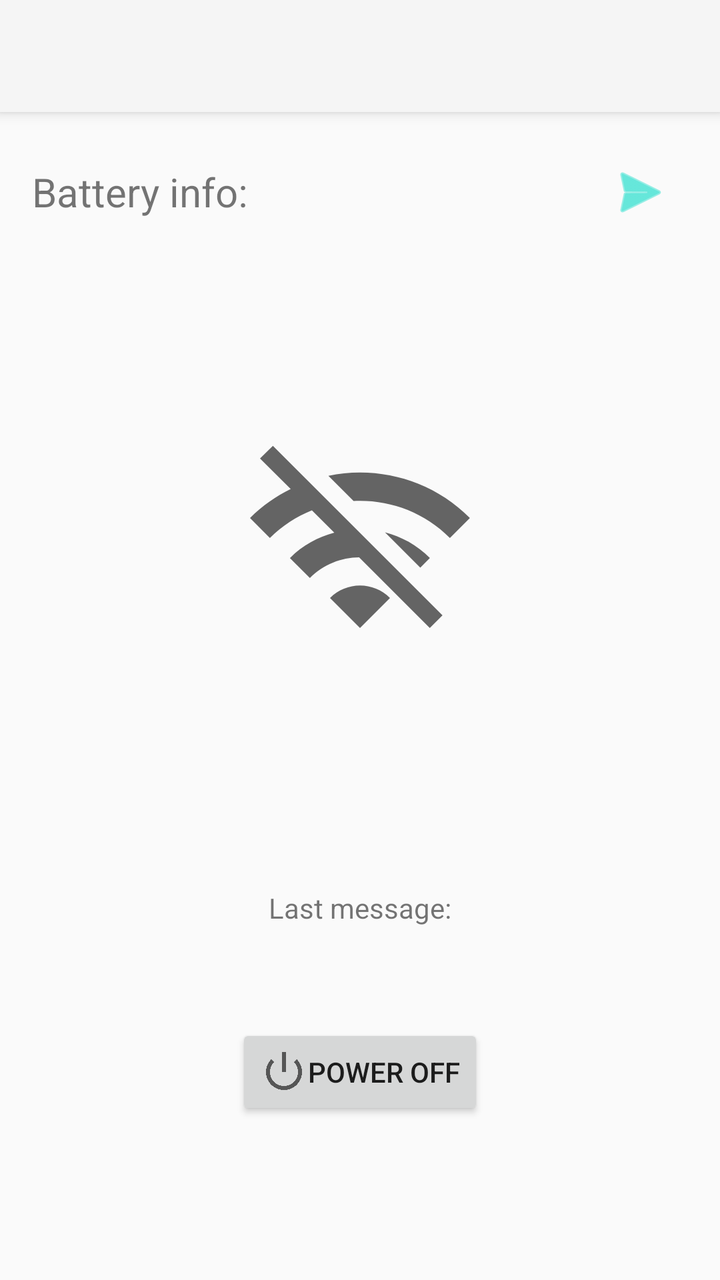
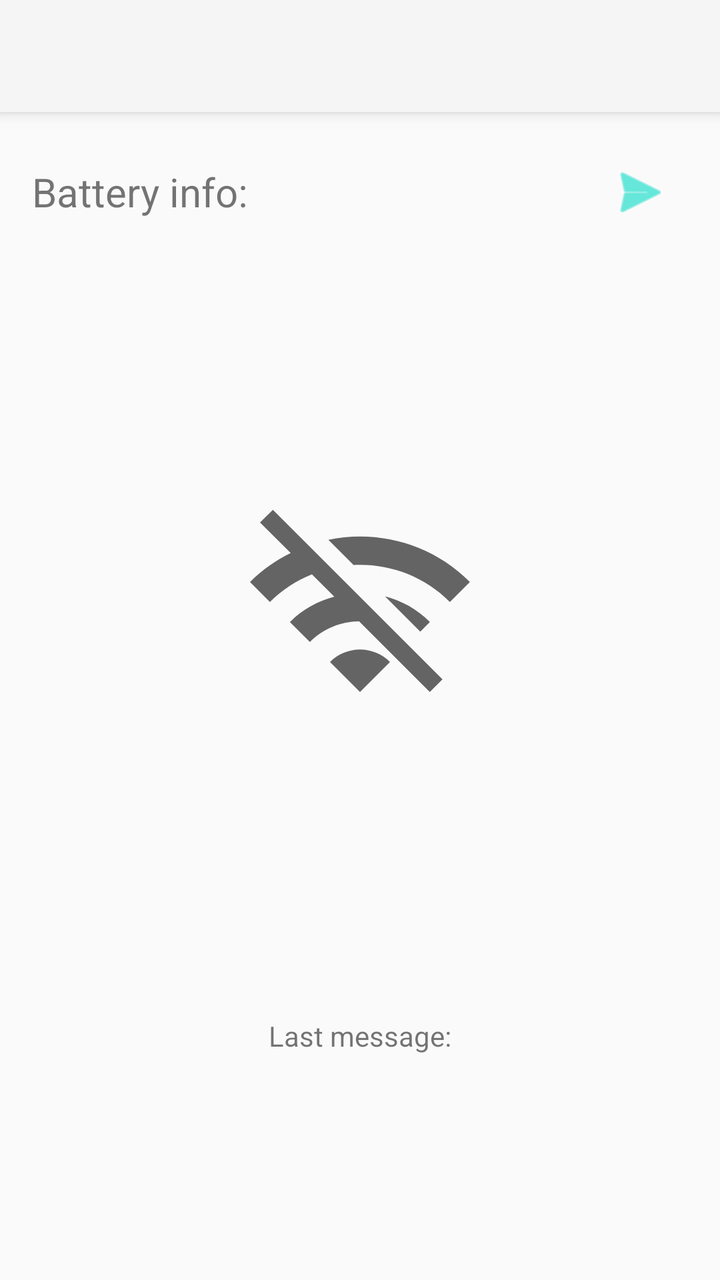

An Android layout rendered at two revisions. The XML below is the earlier revision; the diff shows what the commit changed to produce the second picture.
<!-- AndroidManifest.xml: application theme AppTheme -->
<!-- res/layout/activity_main.xml -->
<?xml version="1.0" encoding="utf-8"?>
<android.support.constraint.ConstraintLayout
    xmlns:android="http://schemas.android.com/apk/res/android"
    xmlns:app="http://schemas.android.com/apk/res-auto"
    xmlns:tools="http://schemas.android.com/tools"
    android:layout_width="match_parent"
    android:layout_height="match_parent">

    
    <android.support.v7.widget.Toolbar
        android:id="@+id/toolbar"
        android:layout_width="match_parent"
        android:layout_height="?attr/actionBarSize"
        android:background="?attr/colorPrimary"
        android:elevation="4dp"
        app:popupTheme="@style/ThemeOverlay.AppCompat.Dark"
        android:title="Battery Status"
        app:layout_constraintTop_toTopOf="parent"
        app:layout_constraintStart_toStartOf="parent"
        app:layout_constraintEnd_toEndOf="parent"/>

    
    <RelativeLayout
        android:id="@+id/batteryHeader"
        android:layout_width="0dp"
        android:layout_height="wrap_content"
        android:padding="16dp"
        app:layout_constraintTop_toBottomOf="@id/toolbar"
        app:layout_constraintStart_toStartOf="parent"
        app:layout_constraintEnd_toEndOf="parent">

        <TextView
            android:id="@+id/textViewBatteryStatus"
            android:layout_width="wrap_content"
            android:layout_height="wrap_content"
            android:layout_alignParentStart="true"
            android:layout_centerVertical="true"
            android:layout_toStartOf="@+id/sendNowButton"
            android:text="Battery info:"
            android:textSize="20sp" />

        <ImageButton
            android:id="@+id/sendNowButton"
            android:layout_width="48dp"
            android:layout_height="48dp"
            android:layout_alignParentEnd="true"
            android:layout_centerVertical="true"
            android:background="?attr/selectableItemBackgroundBorderless"
            android:contentDescription="Send now"
            android:scaleType="centerInside"
            android:src="@android:drawable/ic_menu_send"
            android:tint="@color/teal_200" />
    </RelativeLayout>

    
    <TextView
        android:id="@+id/lastMqttMessage"
        android:layout_width="0dp"
        android:layout_height="wrap_content"
        android:layout_marginHorizontal="24dp"
        android:layout_marginBottom="16dp"
        android:gravity="center"
        android:minLines="5"
        android:text="Last message:"
        android:textSize="14sp"
        app:layout_constraintBottom_toTopOf="@id/stopButton"
        app:layout_constraintStart_toStartOf="parent"
        app:layout_constraintEnd_toEndOf="parent" />

    
    <Button
        android:id="@+id/stopButton"
        android:layout_width="wrap_content"
        android:layout_height="wrap_content"
        android:layout_marginBottom="80dp"
        android:drawableLeft="@android:drawable/ic_lock_power_off"
        android:gravity="center"
        android:padding="12dp"
        android:text="Power off"
        app:layout_constraintBottom_toBottomOf="parent"
        app:layout_constraintStart_toStartOf="parent"
        app:layout_constraintEnd_toEndOf="parent" />

    
    <ImageView
        android:id="@+id/connectionStatusImageView"
        android:layout_width="wrap_content"
        android:layout_height="wrap_content"
        android:scaleType="center"
        android:scaleX="5"
        android:scaleY="5"
        app:srcCompat="@drawable/ic_baseline_wifi_off_24"
        app:layout_constraintTop_toBottomOf="@id/batteryHeader"
        app:layout_constraintBottom_toTopOf="@id/lastMqttMessage"
        app:layout_constraintStart_toStartOf="parent"
        app:layout_constraintEnd_toEndOf="parent" />

    <TextView
        android:id="@+id/versionTextView"
        android:layout_width="wrap_content"
        android:layout_height="wrap_content"
        android:layout_margin="8dp"
        android:textAlignment="viewEnd"
        android:textSize="10sp"
        app:layout_constraintBottom_toBottomOf="parent"
        app:layout_constraintEnd_toEndOf="parent" />

</android.support.constraint.ConstraintLayout>
<!-- resources referenced by this layout -->
<resources>
  <color name="teal_200">#FF03DAC5</color>
  <!-- drawable ic_baseline_wifi_off_24 (drawable) -->
  <vector xmlns:android="http://schemas.android.com/apk/res/android"
      android:width="24dp"
      android:height="24dp"
      android:viewportWidth="24"
      android:viewportHeight="24"
      android:tint="?attr/colorControlNormal">
    <path
        android:fillColor="@android:color/white"
        android:pathData="M22.99,9C19.15,5.16 13.8,3.76 8.84,4.78l2.52,2.52c3.47,-0.17 6.99,1.05 9.63,3.7l2,-2zM18.99,13c-1.29,-1.29 -2.84,-2.13 -4.49,-2.56l3.53,3.53 0.96,-0.97zM2,3.05L5.07,6.1C3.6,6.82 2.22,7.78 1,9l1.99,2c1.24,-1.24 2.67,-2.16 4.2,-2.77l2.24,2.24C7.81,10.89 6.27,11.73 5,13v0.01L6.99,15c1.36,-1.36 3.14,-2.04 4.92,-2.06L18.98,20l1.27,-1.26L3.29,1.79 2,3.05zM9,17l3,3 3,-3c-1.65,-1.66 -4.34,-1.66 -6,0z"/>
  </vector>
  <style name="AppTheme" parent="Theme.AppCompat.DayNight.NoActionBar">
          
          <item name="windowActionBar">false</item>
          <item name="windowNoTitle">true</item>
      </style>
</resources>

<!-- the commit's change to res/layout/activity_main.xml (unified diff, before → after) -->
@@ -58,25 +58,11 @@
         android:layout_width="0dp"
         android:layout_height="wrap_content"
         android:layout_marginHorizontal="24dp"
-        android:layout_marginBottom="16dp"
+        android:layout_marginBottom="80dp"
         android:gravity="center"
         android:minLines="5"
         android:text="Last message:"
         android:textSize="14sp"
-        app:layout_constraintBottom_toTopOf="@id/stopButton"
-        app:layout_constraintStart_toStartOf="parent"
-        app:layout_constraintEnd_toEndOf="parent" />
-
-    
-    <Button
-        android:id="@+id/stopButton"
-        android:layout_width="wrap_content"
-        android:layout_height="wrap_content"
-        android:layout_marginBottom="80dp"
-        android:drawableLeft="@android:drawable/ic_lock_power_off"
-        android:gravity="center"
-        android:padding="12dp"
-        android:text="Power off"
         app:layout_constraintBottom_toBottomOf="parent"
         app:layout_constraintStart_toStartOf="parent"
         app:layout_constraintEnd_toEndOf="parent" />
